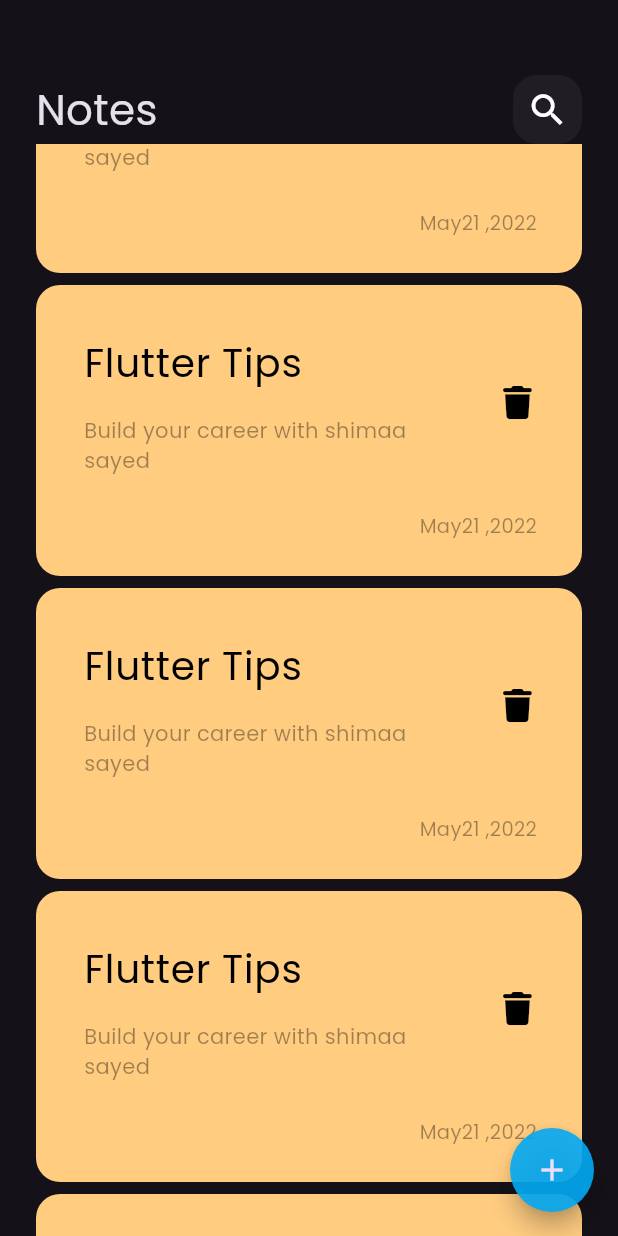
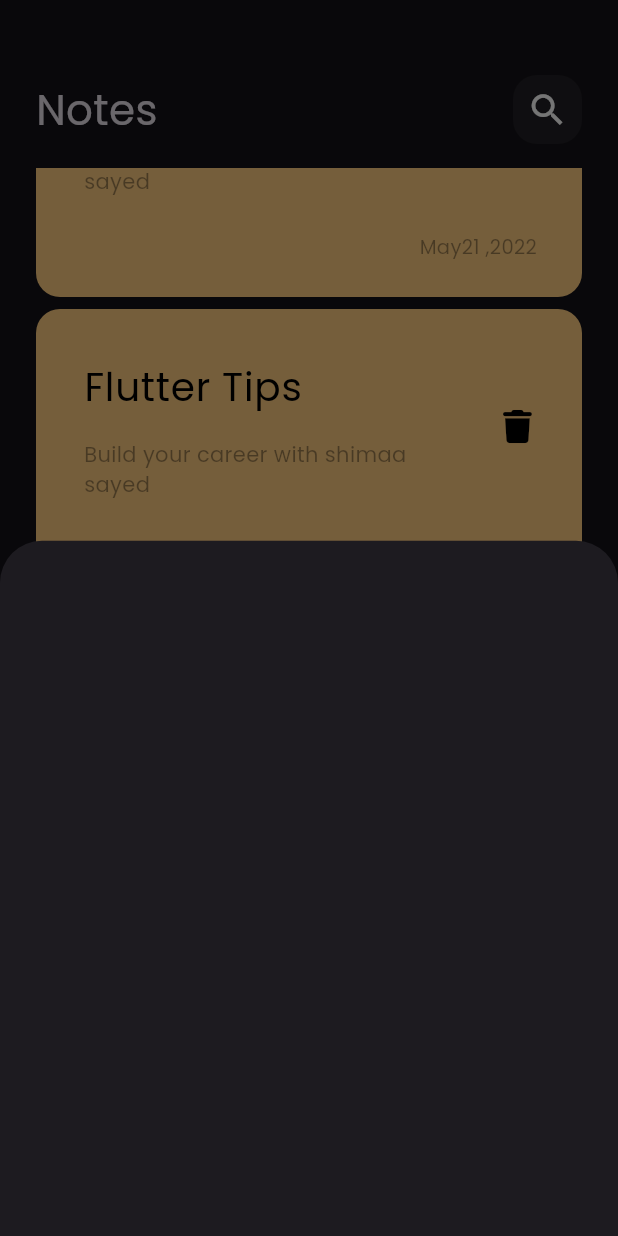
Before and after one commit to shiimm/notes_app, a Flutter app: the screen it shows after launch, scrolled down 1728 dp, after a tap on the "add" icon, on a phone screen of 412 x 824 dp. Run offline on Flutter 3.47's test engine with Material 3 defaults, Android fonts, the phone set to English and light mode, and no system bars; our stand-ins replace font_awesome_flutter.

Commit message:
show model bottom sheet

```diff
--- a/lib/views/notes_view.dart
+++ b/lib/views/notes_view.dart
@@ -1,4 +1,5 @@
 import 'package:flutter/material.dart';
+import 'package:note_app/widgets/add_note_bottom_sheet.dart';
 import 'package:note_app/widgets/notes_view_widget.dart';
 
 class NotesView extends StatelessWidget {
@@ -10,7 +11,13 @@ class NotesView extends StatelessWidget {
       floatingActionButton: FloatingActionButton(
         shape: const CircleBorder(),
         backgroundColor: Colors.lightBlue.withOpacity(.9),
-        onPressed: () {},
+        onPressed: () {
+          showModalBottomSheet(
+              context: context,
+              builder: (context) {
+                return const AddNoteBottomSheet();
+              });
+        },
         child: const Icon(Icons.add),
       ),
       body: const NotesViewBody(),
--- /dev/null
+++ b/lib/widgets/add_note_bottom_sheet.dart
@@ -0,0 +1,10 @@
+import 'package:flutter/material.dart';
+
+class AddNoteBottomSheet extends StatelessWidget {
+  const AddNoteBottomSheet({super.key});
+
+  @override
+  Widget build(BuildContext context) {
+    return Container();
+  }
+}
--- a/lib/widgets/custom_notelistview.dart
+++ b/lib/widgets/custom_notelistview.dart
@@ -6,11 +6,16 @@ class NotesListView extends StatelessWidget {
 
   @override
   Widget build(BuildContext context) {
-    return ListView.builder(itemBuilder: (context, index) {
-      return const Padding(
-        padding: EdgeInsets.symmetric(vertical: 4),
-        child: NoteItem(),
-      );
-    });
+    return Padding(
+      padding: const EdgeInsets.symmetric(vertical: 16),
+      child: ListView.builder(
+          padding: EdgeInsets.zero,
+          itemBuilder: (context, index) {
+            return const Padding(
+              padding: EdgeInsets.symmetric(vertical: 4),
+              child: NoteItem(),
+            );
+          }),
+    );
   }
 }
```
